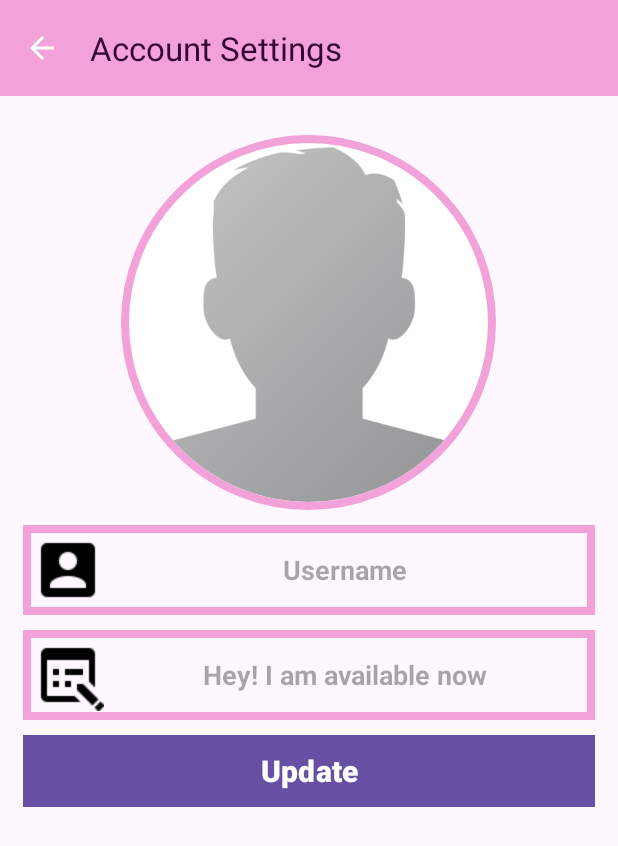
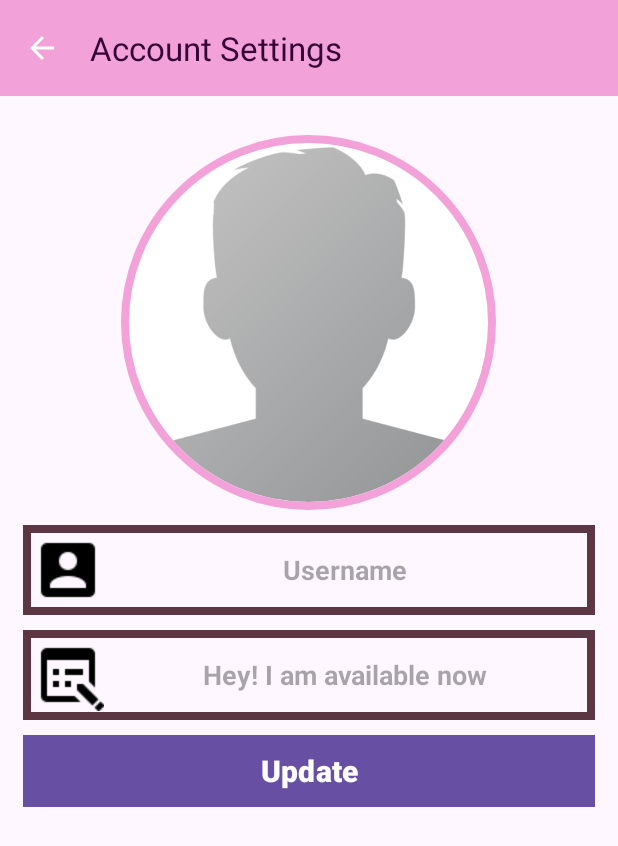
Before and after one commit to tasnia-shahrin/OJO-QUICKTALK, an Android app: the screen it shows after launch once a user with an empty profile is signed in (SettingsActivity), on a phone screen of 412 x 824 dp. Shown: the top 846 px of the screen. Run offline under Robolectric (Android 15) with nearby library versions, the phone set to English and light mode, and no system bars; our stand-ins replace CircleImageView, Firebase (no records; nobody signed in at launch, a user with empty details on screens opened directly), Picasso, RxJava, navigation-ui; libraries missing offline, so code that uses them is left out: com.theartofdev.edmodo, org.checkerframework.common.

Commit message:
initial commit

```diff
--- a/OJOQuickTalk/app/build.gradle.kts
+++ b/OJOQuickTalk/app/build.gradle.kts
@@ -14,6 +14,7 @@ android {
         targetSdk = 34
         versionCode = 1
         versionName = "1.0"
+        multiDexEnabled=true
 
         testInstrumentationRunner = "androidx.test.runner.AndroidJUnitRunner"
     }
@@ -46,7 +47,9 @@ dependencies {
     implementation ("com.github.arthurhub:android-image-cropper:2.8.0")
     implementation ("com.firebaseui:firebase-ui-database:8.0.2")
 
-
+    implementation ("com.google.firebase:firebase-auth:latest_version")
+    implementation ("com.google.firebase:firebase-database:latest_version")
+    implementation ("com.firebaseui:firebase-ui-database:latest_version")
     api ("com.theartofdev.edmodo:android-image-cropper:2.8.+")
     implementation("com.squareup.picasso:picasso:2.71828")
     implementation("com.google.firebase:firebase-storage-ktx:20.2.1")
@@ -61,4 +64,5 @@ dependencies {
     androidTestImplementation("androidx.test.espresso:espresso-core:3.5.1")
     implementation("com.google.android.gms:play-services-auth:20.6.0")
     implementation("com.airbnb.android:lottie:6.1.0")
+
 }
--- a/OJOQuickTalk/app/src/main/AndroidManifest.xml
+++ b/OJOQuickTalk/app/src/main/AndroidManifest.xml
@@ -15,7 +15,9 @@
         android:roundIcon="@mipmap/ic_launcher_round"
         android:supportsRtl="true"
         android:theme="@style/Theme.OJOQuickTalk"
-        tools:targetApi="31">
+
+        tools:targetApi="31"
+        tools:ignore="MissingClass">
         <activity
             android:name=".ImageViewerActivity"
             android:exported="false"
--- a/OJOQuickTalk/app/src/main/java/com/example/ojoquicktalk/ChatsFragment.java
+++ b/OJOQuickTalk/app/src/main/java/com/example/ojoquicktalk/ChatsFragment.java
@@ -16,6 +16,7 @@ import android.widget.TextView;
 import com.firebase.ui.database.FirebaseRecyclerAdapter;
 import com.firebase.ui.database.FirebaseRecyclerOptions;
 import com.google.firebase.auth.FirebaseAuth;
+import com.google.firebase.auth.FirebaseUser;
 import com.google.firebase.database.DataSnapshot;
 import com.google.firebase.database.DatabaseError;
 import com.google.firebase.database.DatabaseReference;
@@ -39,64 +40,78 @@ public class ChatsFragment extends Fragment {
     }
 
 
+
     @Override
-    public View onCreateView(LayoutInflater inflater, ViewGroup container,
-                             Bundle savedInstanceState) {
-        PrivateChatsView= inflater.inflate(R.layout.fragment_chats, container, false);
-        chatsList=(RecyclerView) PrivateChatsView.findViewById(R.id.chats_list);
-        mAuth=FirebaseAuth.getInstance();
-        currentUserID=mAuth.getCurrentUser().getUid();
-        ChatsRef= FirebaseDatabase.getInstance().getReference().child("Contacts").child(currentUserID);
-        UsersRef=FirebaseDatabase.getInstance().getReference().child("Users");
+    public View onCreateView(LayoutInflater inflater, ViewGroup container, Bundle savedInstanceState) {
+        PrivateChatsView = inflater.inflate(R.layout.fragment_chats, container, false);
+        chatsList = (RecyclerView) PrivateChatsView.findViewById(R.id.chats_list);
+        mAuth = FirebaseAuth.getInstance();
+
+        // Check if the user is authenticated
+        FirebaseUser currentUser = mAuth.getCurrentUser();
+        if (currentUser != null) {
+            currentUserID = currentUser.getUid();
+            ChatsRef = FirebaseDatabase.getInstance().getReference().child("Contacts").child(currentUserID);
+            UsersRef = FirebaseDatabase.getInstance().getReference().child("Users");
+            if (ChatsRef != null && UsersRef != null) {
                 chatsList.setLayoutManager(new LinearLayoutManager(getContext()));
+                // Continue with your FirebaseRecyclerAdapter setup
+            } else {
+                // Handle the case where the database references are null, e.g., show an error message.
+            }
+        } else {
+            // Handle the case where the user is not authenticated, e.g., redirect to the login screen.
+        }
+
         return PrivateChatsView;
     }
+
+
 
     @Override
     public void onStart() {
         super.onStart();
-        FirebaseRecyclerOptions<Contacts>options=
+        if (ChatsRef != null && UsersRef != null) {
+            FirebaseRecyclerOptions<Contacts> options =
                     new FirebaseRecyclerOptions.Builder<Contacts>()
-                        .setQuery(ChatsRef,Contacts.class).build();
-        FirebaseRecyclerAdapter<Contacts,ChatsViewHolder>adapter=
+                            .setQuery(ChatsRef, Contacts.class).build();
+            FirebaseRecyclerAdapter<Contacts, ChatsViewHolder> adapter =
                     new FirebaseRecyclerAdapter<Contacts, ChatsViewHolder>(options) {
                         @Override
                         protected void onBindViewHolder(@NonNull ChatsViewHolder holder, int position, @NonNull Contacts model) {
-                        final String usersIDs=getRef(position).getKey();
+                            final String usersIDs = getRef(position).getKey();
                             final String[] retImage = {"default_image"};
                             UsersRef.child(usersIDs).addValueEventListener(new ValueEventListener() {
                                 @Override
                                 public void onDataChange(@NonNull DataSnapshot snapshot) {
-                                if(snapshot.exists()){
-                                    if(snapshot.hasChild("image")){
-                                        retImage[0] =snapshot.child("image").getValue().toString();
+                                    if (snapshot.exists()) {
+                                        if (snapshot.hasChild("image")) {
+                                            retImage[0] = snapshot.child("image").getValue().toString();
                                             Picasso.get().load(retImage[0]).into(holder.profileImage);
                                         }
-                                    final String retName=snapshot.child("name").getValue().toString();
-                                    final String retStatus=snapshot.child("status").getValue().toString();
+                                        final String retName = snapshot.child("name").getValue().toString();
+                                        final String retStatus = snapshot.child("status").getValue().toString();
                                         holder.userName.setText(retName);
 
-                                    if(snapshot.child("userState").hasChild("state")){
-                                        String state=snapshot.child("userState").child("state").getValue().toString();
-                                        String date=snapshot.child("userState").child("date").getValue().toString();
-                                        String time=snapshot.child("userState").child("time").getValue().toString();
-                                        if(state.equals("online")){
+                                        if (snapshot.child("userState").hasChild("state")) {
+                                            String state = snapshot.child("userState").child("state").getValue().toString();
+                                            String date = snapshot.child("userState").child("date").getValue().toString();
+                                            String time = snapshot.child("userState").child("time").getValue().toString();
+                                            if (state.equals("online")) {
                                                 holder.userStatus.setText("online");
+                                            } else if (state.equals("offline")) {
+                                                holder.userStatus.setText("Last Seen: " + date + " " + time);
                                             }
-                                        else if(state.equals("offline")){
-                                            holder.userStatus.setText("Last Seen: "+ date + " "+time);
-                                        }
-                                    }
-                                    else{
+                                        } else {
                                             holder.userStatus.setText("offline");
                                         }
 
                                         holder.itemView.setOnClickListener(new View.OnClickListener() {
                                             @Override
                                             public void onClick(View view) {
-                                            Intent chatIntent=new Intent(getContext(), ChatActivity.class);
-                                            chatIntent.putExtra("visit_user_id",usersIDs);
-                                            chatIntent.putExtra("visit_user_name",retName);
+                                                Intent chatIntent = new Intent(getContext(), ChatActivity.class);
+                                                chatIntent.putExtra("visit_user_id", usersIDs);
+                                                chatIntent.putExtra("visit_user_name", retName);
                                                 chatIntent.putExtra("visit_image", retImage[0]);
 
 
@@ -117,13 +132,17 @@ public class ChatsFragment extends Fragment {
                         @NonNull
                         @Override
                         public ChatsViewHolder onCreateViewHolder(@NonNull ViewGroup parent, int viewType) {
-                        View view=LayoutInflater.from(parent.getContext()).inflate(R.layout.users_display_layout,parent,false);
+                            View view = LayoutInflater.from(parent.getContext()).inflate(R.layout.users_display_layout, parent, false);
                             return new ChatsViewHolder(view);
                         }
                     };
+
             chatsList.setAdapter(adapter);
             adapter.startListening();
+        }
+        else{
 
+        }
 
     }
     public static class ChatsViewHolder extends RecyclerView.ViewHolder{
--- a/OJOQuickTalk/app/src/main/res/drawable/buttons.xml
+++ b/OJOQuickTalk/app/src/main/res/drawable/buttons.xml
@@ -1,7 +1,7 @@
 <?xml version="1.0" encoding="utf-8"?>
 <shape xmlns:android="http://schemas.android.com/apk/res/android">
     <solid
-        android:color="@color/colorPrimary">
+        android:color="#5c3743">
 
     </solid>
 </shape>
--- a/OJOQuickTalk/app/src/main/res/drawable/inputs.xml
+++ b/OJOQuickTalk/app/src/main/res/drawable/inputs.xml
@@ -1,7 +1,7 @@
 <?xml version="1.0" encoding="utf-8"?>
 <shape xmlns:android="http://schemas.android.com/apk/res/android">
     <stroke
-        android:color="@color/colorPrimary"
+        android:color="#5c3743"
         android:width="5dp"
         >
 
```
Also changed, not shown: OJOQuickTalk/app/src/main/res/drawable/linear_bg.xml (added, +7 -0 lines), OJOQuickTalk/app/src/main/res/layout/activity_login.xml (+21 -14 lines), OJOQuickTalk/app/src/main/res/drawable/w2.jpg (added), OJOQuickTalk/app/src/main/res/drawable/w3.jpg (added), OJOQuickTalk/app/src/main/res/drawable/w4.jpg (added). Lines whose indentation alone changed are shown as unchanged.
